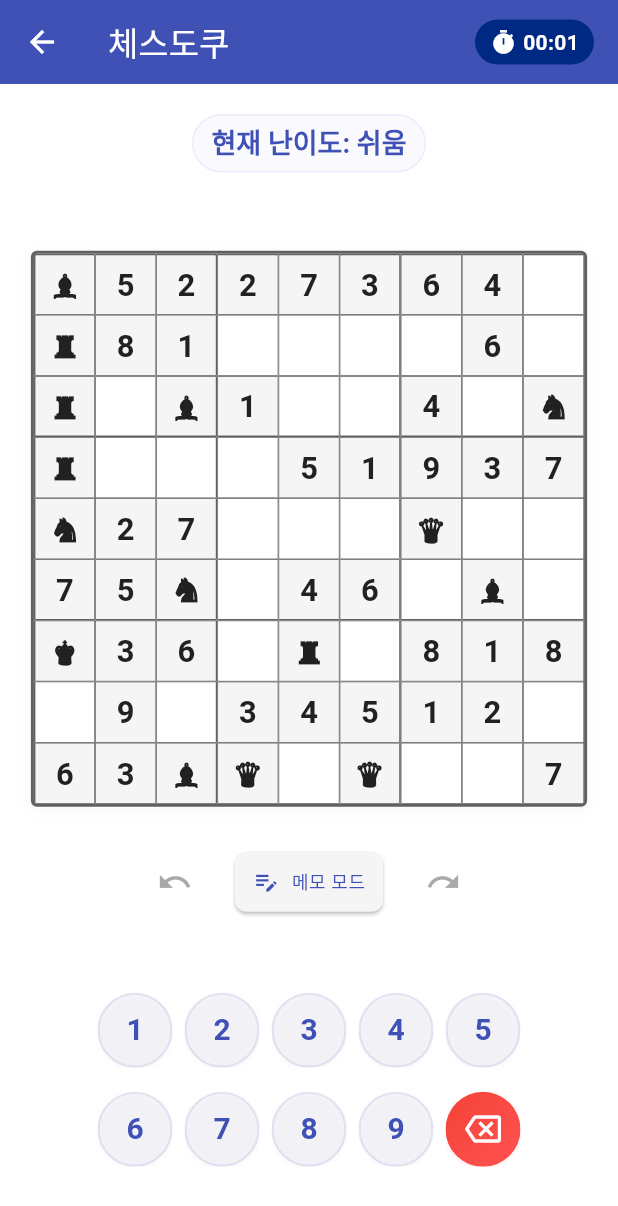
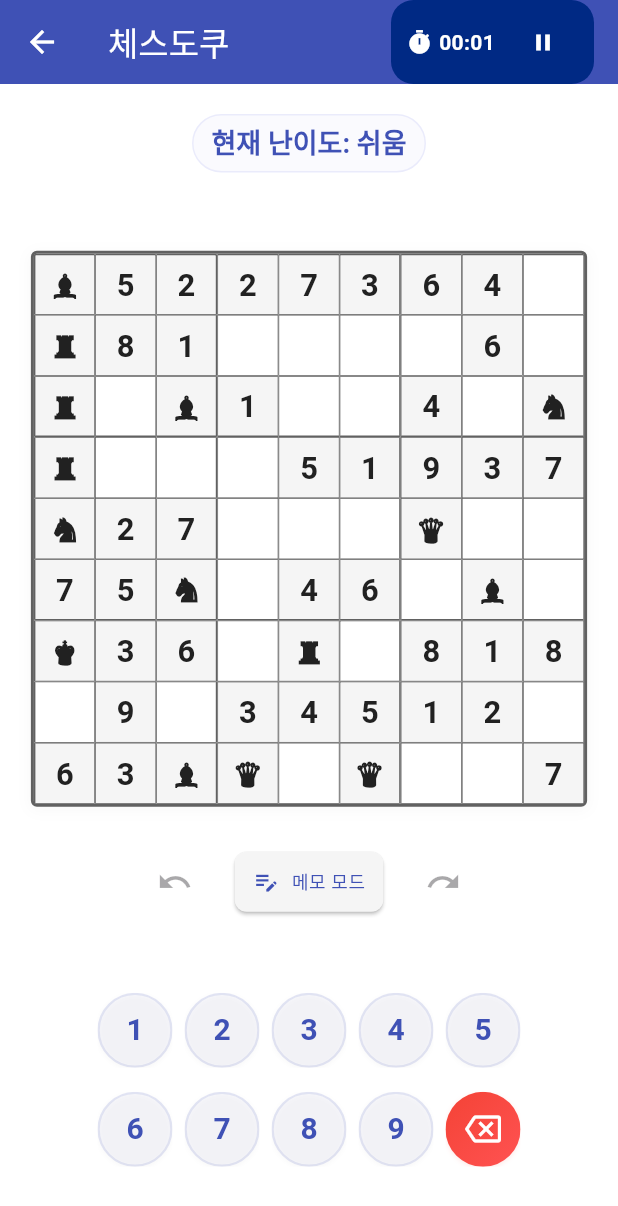
Before and after one commit to NaZe0320/chessudoku_ver2, a Flutter app: the PuzzlePage screen opened by its route, after a tap on "쉬움", on a phone screen of 412 x 824 dp. Shown: the top 1206 px of the screen. Run offline on Flutter 3.47's test engine with Material 3 defaults, Android fonts, the light colour scheme and no system bars; our stand-ins replace flutter_riverpod, shared_preferences; accounts and stored records are empty.

Commit message:
[feat] 캐시 서비스 및 게임 상태 저장 기능 추가

```diff
--- /dev/null
+++ b/devtools_options.yaml
@@ -0,0 +1,3 @@
+description: This file stores settings for Dart & Flutter DevTools.
+documentation: https://docs.flutter.dev/tools/devtools/extensions#configure-extension-enablement-states
+extensions:
--- a/lib/domain/intents/puzzle_intent.dart
+++ b/lib/domain/intents/puzzle_intent.dart
@@ -2,6 +2,7 @@ import 'dart:math';
 
 import 'package:chessudoku/core/di/providers.dart';
 import 'package:chessudoku/data/models/cell_content.dart';
+import 'package:chessudoku/data/repositories/puzzle_repository.dart';
 import 'package:chessudoku/domain/enums/chess_piece.dart';
 import 'package:chessudoku/domain/enums/difficulty.dart';
 import 'package:chessudoku/domain/notifiers/puzzle_notifier.dart';
@@ -16,16 +17,36 @@ class PuzzleIntent {
   // 노티파이어에 대한 참조를 쉽게 얻기 위한 getter
   PuzzleNotifier get _notifier => ref.read(puzzleNotifierProvider.notifier);
 
+  // 레포지토리에 대한 참조를 쉽게 얻기 위한 getter
+  PuzzleRepository get _repository => ref.read(puzzleRepositoryProvider);
+
   // 난이도 변경
   void changeDifficulty(Difficulty difficulty) {
     _notifier.changeDifficulty(difficulty);
   }
 
   // 새 게임 초기화 (간소화된 버전)
-  void initializeGame() {
+  Future<void> initializeGame() async {
     // 타이머 중지
     _notifier.stopTimer();
 
+    final state = ref.read(puzzleProvider);
+    final difficulty = state.difficulty;
+
+    // 저장된 게임 상태가 있는지 확인
+    final hasSavedState = _repository.hasCachedPuzzleState(difficulty);
+
+    if (hasSavedState) {
+      // 저장된 게임 상태 불러오기
+      final savedState = await _repository.loadPuzzleState(difficulty);
+      if (savedState != null) {
+        // 저장된 상태로 초기화 (타이머는 정지 상태로)
+        _notifier.initializeGameWithState(savedState);
+        return;
+      }
+    }
+
+    // 저장된 상태가 없는 경우 새 게임 생성
     const boardSize = 9;
     final random = Random();
 
@@ -64,6 +85,27 @@ class PuzzleIntent {
 
     // 타이머 시작
     _notifier.startTimer();
+  }
+
+  // 현재 게임 상태를 캐시에 저장
+  Future<bool> saveGameState() async {
+    final currentState = ref.read(puzzleProvider);
+    return await _repository.savePuzzleState(currentState);
+  }
+
+  // 캐시에서 게임 상태 삭제
+  Future<bool> clearSavedGameState([Difficulty? difficulty]) async {
+    if (difficulty != null) {
+      return await _repository.clearPuzzleState(difficulty);
+    } else {
+      final currentState = ref.read(puzzleProvider);
+      return await _repository.clearPuzzleState(currentState.difficulty);
+    }
+  }
+
+  // 저장된 게임이 있는지 확인
+  bool hasSavedGame(Difficulty difficulty) {
+    return _repository.hasCachedPuzzleState(difficulty);
   }
 
   // 셀 선택
@@ -140,6 +182,8 @@ class PuzzleIntent {
 
       if (isCompleted) {
         _notifier.stopTimer();
+        // 게임 완료 시 저장된 상태 삭제
+        clearSavedGameState();
       }
     }
   }
@@ -197,24 +241,6 @@ class PuzzleIntent {
 
     final newState = state.redo();
     _notifier.updateState(newState);
-  }
-
-  // 게임 재시작
-  void restartGame() {
-    final state = ref.read(puzzleProvider);
-    // 원래 보드의 초기값만 유지하고 나머지 셀은 비우기
-    final boardSize = state.boardSize;
-    final newBoard = List.generate(
-      boardSize,
-      (row) => List.generate(
-        boardSize,
-        (col) => state.board[row][col].isInitial
-            ? state.board[row][col]
-            : const CellContent(),
-      ),
-    );
-
-    _notifier.restartGame(newBoard);
   }
 
   // 보드의 깊은 복사 생성
@@ -287,7 +313,6 @@ class PuzzleIntent {
       }
     }
 
-    // 모든 검사 통과하면 완료
     return true;
   }
 
@@ -306,4 +331,14 @@ class PuzzleIntent {
         return '♞';
     }
   }
+
+  // 타이머 일시정지
+  void pauseTimer() {
+    _notifier.pauseTimer();
+  }
+
+  // 타이머 재개
+  void resumeTimer() {
+    _notifier.resumeTimer();
+  }
 }
--- a/lib/domain/notifiers/puzzle_notifier.dart
+++ b/lib/domain/notifiers/puzzle_notifier.dart
@@ -23,7 +23,7 @@ class PuzzleNotifier extends StateNotifier<PuzzleState> {
 
   // 타이머 시작
   void startTimer() {
-    if (state.isTimerRunning) return;
+    if (state.isTimerRunning || _timer != null) return;
 
     _timer = Timer.periodic(const Duration(seconds: 1), (timer) {
       state = state.copyWith(
@@ -31,11 +31,15 @@ class PuzzleNotifier extends StateNotifier<PuzzleState> {
         isTimerRunning: true,
       );
     });
+
+    // 타이머 상태를 즉시 실행 중으로 설정
+    state = state.copyWith(isTimerRunning: true);
   }
 
   // 타이머 정지
   void stopTimer() {
     _timer?.cancel();
+    _timer = null;
     state = state.copyWith(isTimerRunning: false);
   }
 
@@ -44,6 +48,22 @@ class PuzzleNotifier extends StateNotifier<PuzzleState> {
     stopTimer();
     state = state.copyWith(elapsedTime: Duration.zero);
     startTimer();
+  }
+
+  // 타이머 일시정지
+  void pauseTimer() {
+    if (state.isTimerRunning) {
+      _timer?.cancel();
+      _timer = null;
+      state = state.copyWith(isTimerRunning: false);
+    }
+  }
+
+  // 타이머 재개
+  void resumeTimer() {
+    if (!state.isTimerRunning && !state.isCompleted) {
+      startTimer();
+    }
   }
 
   // 새 게임 초기화 (보드 데이터 주입)
@@ -62,6 +82,12 @@ class PuzzleNotifier extends StateNotifier<PuzzleState> {
       historyIndex: -1, // 히스토리 인덱스 초기화
       isNoteMode: false, // 메모 모드 비활성화
     );
+  }
+
+  // 저장된 게임 상태로 초기화
+  void initializeGameWithState(PuzzleState savedState) {
+    // 저장된 상태를 그대로 사용하되, 타이머는 정지 상태로 시작
+    state = savedState.copyWith(isTimerRunning: false);
   }
 
   // 셀 선택
--- a/lib/ui/screens/puzzle/puzzle_page.dart
+++ b/lib/ui/screens/puzzle/puzzle_page.dart
@@ -1,6 +1,7 @@
 import 'package:chessudoku/core/di/providers.dart';
 import 'package:chessudoku/core/routes/app_routes.dart';
 import 'package:chessudoku/domain/enums/difficulty.dart';
+import 'package:chessudoku/ui/screens/puzzle/widgets/continue_game_dialog.dart';
 import 'package:flutter/material.dart';
 import 'package:flutter_riverpod/flutter_riverpod.dart';
 
@@ -11,6 +12,34 @@ class PuzzlePage extends ConsumerWidget {
   Widget build(BuildContext context, WidgetRef ref) {
     final intent = ref.read(puzzleIntentProvider);
 
+    // 난이도별 게임 시작 핸들러
+    Future<void> handleStartGame(Difficulty difficulty) async {
+      // 난이도 변경
+      intent.changeDifficulty(difficulty);
+
+      // 선택한 난이도의 저장된 게임이 있는지 확인
+      final hasSavedGame = intent.hasSavedGame(difficulty);
+
+      if (hasSavedGame) {
+        // 저장된 게임이 있으면 다이얼로그 표시
+        final shouldContinue =
+            await ContinueGameDialog.show(context, difficulty);
+
+        if (shouldContinue == true) {
+          // 이어하기 선택 - 저장된 데이터 사용
+          AppRoutes.navigateToPuzzleScreen(context, difficulty);
+        } else if (shouldContinue == false) {
+          // 새로 시작 선택 - 저장된 데이터 삭제 후 시작
+          await intent.clearSavedGameState(difficulty);
+          AppRoutes.navigateToPuzzleScreen(context, difficulty);
+        }
+        // shouldContinue가 null이면 취소된 것이므로 아무 동작 없음
+      } else {
+        // 저장된 게임이 없으면 바로 게임 화면으로 이동
+        AppRoutes.navigateToPuzzleScreen(context, difficulty);
+      }
+    }
+
     return Scaffold(
       appBar: AppBar(title: const Text('퍼즐')),
       body: Center(
@@ -18,26 +47,17 @@ class PuzzlePage extends ConsumerWidget {
           mainAxisAlignment: MainAxisAlignment.center,
           children: [
             ElevatedButton(
-              onPressed: () {
-                intent.changeDifficulty(Difficulty.easy);
-                AppRoutes.navigateToPuzzleScreen(context, Difficulty.easy);
-              },
+              onPressed: () => handleStartGame(Difficulty.easy),
               child: const Text('쉬움'),
             ),
             const SizedBox(height: 20),
             ElevatedButton(
-              onPressed: () {
-                intent.changeDifficulty(Difficulty.medium);
-                AppRoutes.navigateToPuzzleScreen(context, Difficulty.medium);
-              },
+              onPressed: () => handleStartGame(Difficulty.medium),
               child: const Text('보통'),
             ),
             const SizedBox(height: 20),
             ElevatedButton(
-              onPressed: () {
-                intent.changeDifficulty(Difficulty.hard);
-                AppRoutes.navigateToPuzzleScreen(context, Difficulty.hard);
-              },
+              onPressed: () => handleStartGame(Difficulty.hard),
               child: const Text('어려움'),
             ),
           ],
--- a/lib/ui/screens/puzzle/puzzle_screen.dart
+++ b/lib/ui/screens/puzzle/puzzle_screen.dart
@@ -3,6 +3,7 @@ import 'package:chessudoku/ui/screens/puzzle/widgets/puzzle_board.dart';
 import 'package:chessudoku/ui/screens/puzzle/widgets/puzzle_controls.dart';
 import 'package:chessudoku/ui/screens/puzzle/widgets/puzzle_header.dart';
 import 'package:chessudoku/ui/screens/puzzle/widgets/puzzle_keypad.dart';
+import 'package:chessudoku/ui/screens/puzzle/widgets/puzzle_timer.dart';
 import 'package:chessudoku/ui/theme/app_colors.dart';
 import 'package:chessudoku/ui/theme/app_text_styles.dart';
 import 'package:flutter/material.dart';
@@ -15,10 +16,12 @@ class PuzzleScreen extends ConsumerStatefulWidget {
   ConsumerState<PuzzleScreen> createState() => _PuzzleScreenState();
 }
 
-class _PuzzleScreenState extends ConsumerState<PuzzleScreen> {
+class _PuzzleScreenState extends ConsumerState<PuzzleScreen>
+    with WidgetsBindingObserver {
   @override
   void initState() {
     super.initState();
+    WidgetsBinding.instance.addObserver(this);
 
     // 화면이 처음 열릴 때 게임 초기화
     WidgetsBinding.instance.addPostFrameCallback((_) {
@@ -27,8 +30,35 @@ class _PuzzleScreenState extends ConsumerState<PuzzleScreen> {
   }
 
   @override
+  void dispose() {
+    WidgetsBinding.instance.removeObserver(this);
+    super.dispose();
+  }
+
+  @override
+  void didChangeAppLifecycleState(AppLifecycleState state) {
+    final puzzleIntent = ref.read(puzzleIntentProvider);
+
+    switch (state) {
+      case AppLifecycleState.resumed:
+        // 앱이 다시 활성화될 때 타이머 재개
+        puzzleIntent.resumeTimer();
+        break;
+      case AppLifecycleState.paused:
+      case AppLifecycleState.detached:
+      case AppLifecycleState.inactive:
+      case AppLifecycleState.hidden:
+        // 백그라운드로 갈 때 타이머 정지 및 상태 저장
+        puzzleIntent.pauseTimer();
+        puzzleIntent.saveGameState();
+        break;
+    }
+  }
+
+  @override
   Widget build(BuildContext context) {
     final puzzleState = ref.watch(puzzleProvider);
+    final puzzleIntent = ref.read(puzzleIntentProvider);
 
     return Scaffold(
       backgroundColor: AppColors.neutral100,
@@ -38,40 +68,24 @@ class _PuzzleScreenState extends ConsumerState<PuzzleScreen> {
             const Text('체스도쿠', style: TextStyle(color: AppColors.neutral100)),
         leading: IconButton(
           icon: const Icon(Icons.arrow_back, color: AppColors.neutral100),
-          onPressed: () => Navigator.pop(context),
+          onPressed: () {
+            // 뒤로 가기 시 게임 상태 저장
+            puzzleIntent.saveGameState();
+            Navigator.pop(context);
+          },
         ),
-        actions: [
-          // 타이머 표시
+        actions: const [
           Padding(
-            padding: const EdgeInsets.symmetric(horizontal: 16.0),
+            padding: EdgeInsets.symmetric(horizontal: 16.0),
             child: Center(
-              child: Container(
-                padding:
-                    const EdgeInsets.symmetric(horizontal: 10, vertical: 5),
-                decoration: BoxDecoration(
-                  color: AppColors.primaryDark,
-                  borderRadius: BorderRadius.circular(15),
-                ),
-                child: Row(
-                  children: [
-                    const Icon(Icons.timer,
-                        size: 18, color: AppColors.neutral100),
-                    const SizedBox(width: 4),
-                    Text(
-                      puzzleState.formattedTime,
-                      style: AppTextStyles.bodyMedium.copyWith(
-                        fontWeight: FontWeight.bold,
-                        color: AppColors.neutral100,
+              child: PuzzleTimer(),
             ),
           ),
         ],
       ),
-              ),
-            ),
-          ),
-        ],
-      ),
-      body: const SafeArea(
+      body: Stack(
+        children: [
+          const SafeArea(
             child: Column(
               children: [
                 // 헤더 - 난이도 및 완료 메시지
@@ -90,11 +104,45 @@ class _PuzzleScreenState extends ConsumerState<PuzzleScreen> {
                       ],
                     ),
                   ),
-              )
+                )),
+              ],
+            ),
+          ),
+          if (!puzzleState.isTimerRunning && !puzzleState.isCompleted)
+            Container(
+              color: AppColors.neutral900.withAlpha(250),
+              child: Center(
+                child: Column(
+                  mainAxisAlignment: MainAxisAlignment.center,
+                  children: [
+                    const Text(
+                      '일시정지',
+                      style: TextStyle(
+                        fontSize: 24,
+                        fontWeight: FontWeight.bold,
+                        color: AppColors.primary,
+                      ),
+                    ),
+                    const SizedBox(height: 16),
+                    ElevatedButton.icon(
+                      onPressed: () => puzzleIntent.resumeTimer(),
+                      icon: const Icon(Icons.play_arrow),
+                      label: const Text('게임 재개'),
+                      style: ElevatedButton.styleFrom(
+                        backgroundColor: AppColors.primary,
+                        foregroundColor: AppColors.neutral100,
+                        padding: const EdgeInsets.symmetric(
+                          horizontal: 24,
+                          vertical: 12,
+                        ),
+                      ),
                     ),
                   ],
                 ),
               ),
+            ),
+        ],
+      ),
     );
   }
 }
--- /dev/null
+++ b/lib/ui/screens/puzzle/widgets/puzzle_timer.dart
@@ -0,0 +1,53 @@
+import 'package:chessudoku/core/di/providers.dart';
+import 'package:chessudoku/ui/theme/app_colors.dart';
+import 'package:chessudoku/ui/theme/app_text_styles.dart';
+import 'package:flutter/material.dart';
+import 'package:flutter_riverpod/flutter_riverpod.dart';
+
+class PuzzleTimer extends ConsumerWidget {
+  const PuzzleTimer({super.key});
+
+  @override
+  Widget build(BuildContext context, WidgetRef ref) {
+    final puzzleState = ref.watch(puzzleProvider);
+    final puzzleIntent = ref.read(puzzleIntentProvider);
+
+    return Container(
+      padding: const EdgeInsets.symmetric(horizontal: 10, vertical: 5),
+      decoration: BoxDecoration(
+        color: AppColors.primaryDark,
+        borderRadius: BorderRadius.circular(15),
+      ),
+      child: Row(
+        children: [
+          const Icon(Icons.timer, size: 18, color: AppColors.neutral100),
+          const SizedBox(width: 4),
+          Text(
+            puzzleState.formattedTime,
+            style: AppTextStyles.bodyMedium.copyWith(
+              fontWeight: FontWeight.bold,
+              color: AppColors.neutral100,
+            ),
+          ),
+          const SizedBox(width: 8),
+          IconButton(
+            icon: Icon(
+              puzzleState.isTimerRunning ? Icons.pause : Icons.play_arrow,
+              size: 18,
+              color: AppColors.neutral100,
+            ),
+            onPressed: () {
+              if (puzzleState.isTimerRunning) {
+                puzzleIntent.pauseTimer();
+              } else {
+                puzzleIntent.resumeTimer();
+              }
+            },
+            padding: EdgeInsets.zero,
+            constraints: const BoxConstraints(),
+          ),
+        ],
+      ),
+    );
+  }
+}
```
Also changed, not shown: lib/core/di/providers.dart (+10 -0 lines), lib/data/repositories/puzzle_repository.dart (added, +204 -0 lines), lib/data/services/cache_service.dart (added, +112 -0 lines), lib/main.dart (+8 -1 lines), lib/ui/screens/puzzle/widgets/continue_game_dialog.dart (added, +65 -0 lines), pubspec.yaml (+8 -0 lines), pubspec.lock, 5 other files. Lines whose indentation alone changed are shown as unchanged.
